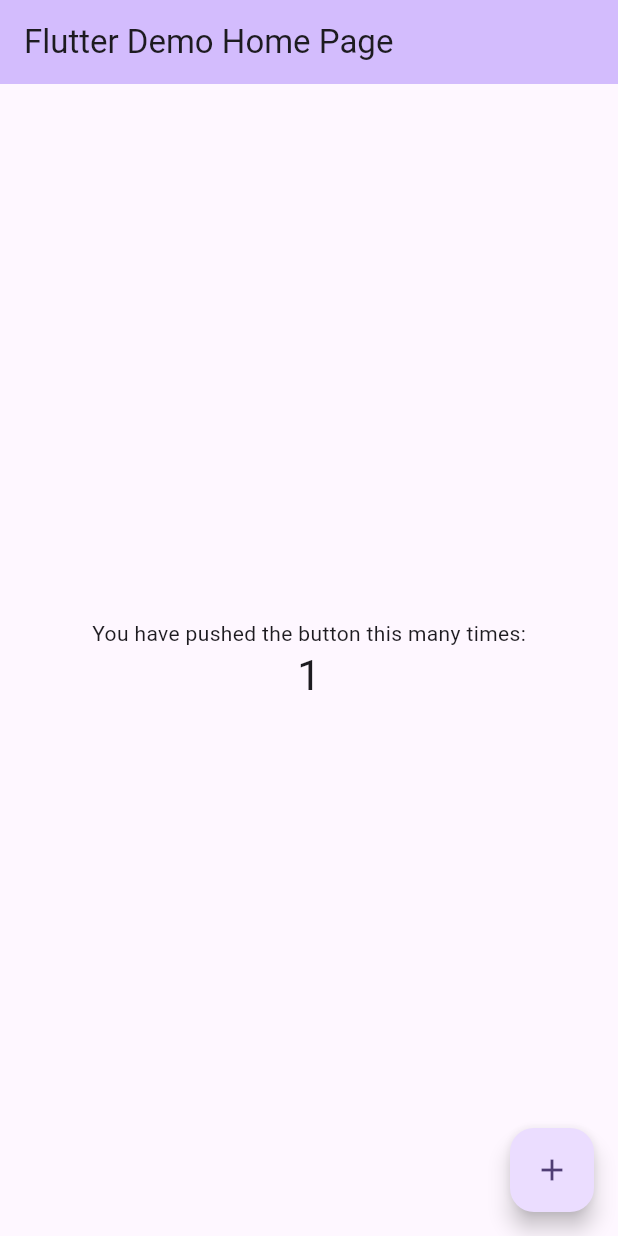
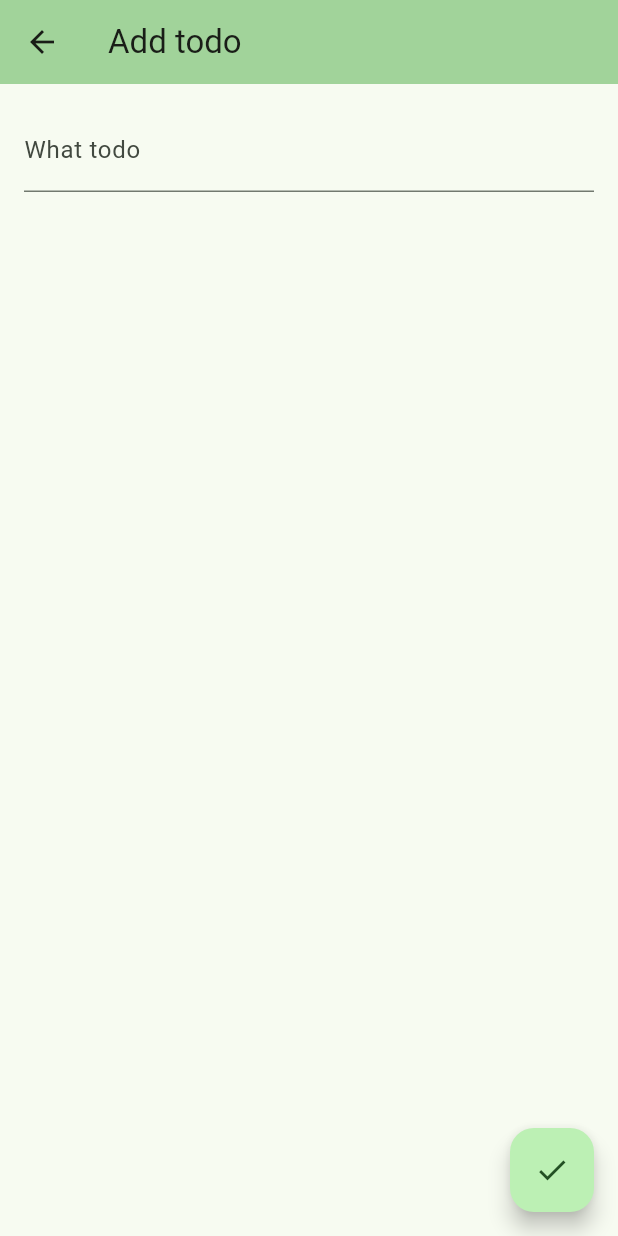
Before and after one commit to jabb4/DAT216-Lab, a Flutter app: the screen it shows after launch, after a tap on the "add" icon, on a phone screen of 412 x 824 dp. Run offline on Flutter 3.47's test engine with Material 3 defaults, Android fonts, the light colour scheme and no system bars.

Commit message:
lab1 done

```diff
--- a/lab1/lib/main.dart
+++ b/lab1/lib/main.dart
@@ -1,122 +1,33 @@
 import 'package:flutter/material.dart';
+import 'package:lab1/pages/main_view.dart';
+
+import 'package:provider/provider.dart';
+import 'model/task_handler.dart';
 
 void main() {
-  runApp(const MyApp());
+  runApp(ChangeNotifierProvider(
+    create: (context) => TaskHandler(),
+    child: const MyApp(),
+  ));
 }
 
 class MyApp extends StatelessWidget {
   const MyApp({super.key});
 
-  // This widget is the root of your application.
+  // This widget is the root of the app.
   @override
   Widget build(BuildContext context) {
+    // Use a MaterialApp as the skeleton
+    // for the app.
     return MaterialApp(
-      title: 'Flutter Demo',
+      debugShowCheckedModeBanner: false,
       theme: ThemeData(
         // This is the theme of your application.
-        //
-        // TRY THIS: Try running your application with "flutter run". You'll see
-        // the application has a purple toolbar. Then, without quitting the app,
-        // try changing the seedColor in the colorScheme below to Colors.green
-        // and then invoke "hot reload" (save your changes or press the "hot
-        // reload" button in a Flutter-supported IDE, or press "r" if you used
-        // the command line to start the app).
-        //
-        // Notice that the counter didn't reset back to zero; the application
-        // state is not lost during the reload. To reset the state, use hot
-        // restart instead.
-        //
-        // This works for code too, not just values: Most code changes can be
-        // tested with just a hot reload.
-        colorScheme: ColorScheme.fromSeed(seedColor: Colors.deepPurple),
+        colorScheme: ColorScheme.fromSeed(seedColor: Colors.green),
+        useMaterial3: true,
       ),
-      home: const MyHomePage(title: 'Flutter Demo Home Page'),
+      // The starting page of the app
+      home: const MainView(),
     );
   }
 }
-
-class MyHomePage extends StatefulWidget {
-  const MyHomePage({super.key, required this.title});
-
-  // This widget is the home page of your application. It is stateful, meaning
-  // that it has a State object (defined below) that contains fields that affect
-  // how it looks.
-
-  // This class is the configuration for the state. It holds the values (in this
-  // case the title) provided by the parent (in this case the App widget) and
-  // used by the build method of the State. Fields in a Widget subclass are
-  // always marked "final".
-
-  final String title;
-
-  @override
-  State<MyHomePage> createState() => _MyHomePageState();
-}
-
-class _MyHomePageState extends State<MyHomePage> {
-  int _counter = 0;
-
-  void _incrementCounter() {
-    setState(() {
-      // This call to setState tells the Flutter framework that something has
-      // changed in this State, which causes it to rerun the build method below
-      // so that the display can reflect the updated values. If we changed
-      // _counter without calling setState(), then the build method would not be
-      // called again, and so nothing would appear to happen.
-      _counter++;
-    });
-  }
-
-  @override
-  Widget build(BuildContext context) {
-    // This method is rerun every time setState is called, for instance as done
-    // by the _incrementCounter method above.
-    //
-    // The Flutter framework has been optimized to make rerunning build methods
-    // fast, so that you can just rebuild anything that needs updating rather
-    // than having to individually change instances of widgets.
-    return Scaffold(
-      appBar: AppBar(
-        // TRY THIS: Try changing the color here to a specific color (to
-        // Colors.amber, perhaps?) and trigger a hot reload to see the AppBar
-        // change color while the other colors stay the same.
-        backgroundColor: Theme.of(context).colorScheme.inversePrimary,
-        // Here we take the value from the MyHomePage object that was created by
-        // the App.build method, and use it to set our appbar title.
-        title: Text(widget.title),
-      ),
-      body: Center(
-        // Center is a layout widget. It takes a single child and positions it
-        // in the middle of the parent.
-        child: Column(
-          // Column is also a layout widget. It takes a list of children and
-          // arranges them vertically. By default, it sizes itself to fit its
-          // children horizontally, and tries to be as tall as its parent.
-          //
-          // Column has various properties to control how it sizes itself and
-          // how it positions its children. Here we use mainAxisAlignment to
-          // center the children vertically; the main axis here is the vertical
-          // axis because Columns are vertical (the cross axis would be
-          // horizontal).
-          //
-          // TRY THIS: Invoke "debug painting" (choose the "Toggle Debug Paint"
-          // action in the IDE, or press "p" in the console), to see the
-          // wireframe for each widget.
-          mainAxisAlignment: MainAxisAlignment.center,
-          children: <Widget>[
-            const Text('You have pushed the button this many times:'),
-            Text(
-              '$_counter',
-              style: Theme.of(context).textTheme.headlineMedium,
-            ),
-          ],
-        ),
-      ),
-      floatingActionButton: FloatingActionButton(
-        onPressed: _incrementCounter,
-        tooltip: 'Increment',
-        child: const Icon(Icons.add),
-      ), // This trailing comma makes auto-formatting nicer for build methods.
-    );
-  }
-}
--- /dev/null
+++ b/lab1/lib/model/task.dart
@@ -0,0 +1,41 @@
+class Task {
+  final String id;
+  final String title;
+  bool completed;
+
+  // Constructor, where completed defaults to false
+  Task({required this.id, required this.title, this.completed = false});
+
+  // Special constructor to create a task from title only
+  // Uses current date and time as id.
+  Task.fromTitle(String title)
+      : this(id: DateTime.now().toString(), title: title);
+
+  // Convert a Task instance to a Map.
+  // The map is a json representation of
+  // the task object.
+  Map<String, dynamic> toJson() => {
+        _idKey: id,
+        _titleKey: title,
+        _completedKey: completed,
+      };
+
+  // Convert a Map to a Task instance
+  factory Task.fromJson(Map<String, dynamic> json) => Task(
+        id: json[_idKey] as String,
+        title: json[_titleKey] as String,
+        completed: json[_completedKey] as bool,
+      );
+
+  // Toggle the status of the task
+  void toggleCompleted() {
+    completed = !completed;
+  }
+
+  // These constant strings are used to avoid having a lot
+  // of strings spread through the code.
+  // The '_' in the beginning of the name make them private
+  static const _idKey = 'id';
+  static const _titleKey = 'title';
+  static const _completedKey = 'completed';
+}
--- /dev/null
+++ b/lab1/lib/model/task_handler.dart
@@ -0,0 +1,121 @@
+import 'dart:io';
+import 'dart:convert';
+import 'package:flutter/material.dart';
+import 'package:lab1/model/task.dart';
+import 'package:lab1/model/types.dart';
+import 'package:path_provider/path_provider.dart';
+
+class TaskHandler extends ChangeNotifier {
+  TaskHandler() {
+    _readTasks();
+  }
+
+  final List<Task> _tasks = [];
+
+  FilterType _mode = FilterType.all;
+
+  FilterType get mode => _mode;
+
+  void setMode(FilterType mode) {
+    _mode = mode;
+    notifyListeners();
+  }
+
+  List<Task> get activeTasks {
+    switch (_mode) {
+      case FilterType.all:
+        return allTasks;
+      case FilterType.done:
+        return completedTasks;
+      case FilterType.undone:
+        return openTasks;
+    }
+  }
+
+  List<Task> get allTasks => _tasks;
+
+  List<Task> get completedTasks {
+    List<Task> completed = [];
+
+    for (final task in _tasks) {
+      if (task.completed) {
+        completed.add(task);
+      }
+    }
+    return completed;
+  }
+
+  List<Task> get openTasks {
+    List<Task> open = [];
+
+    for (final task in _tasks) {
+      if (!task.completed) {
+        open.add(task);
+      }
+    }
+    return open;
+  }
+
+  var _taskNbr = 0;
+
+  List<Task> testTasks() {
+    if (_tasks.length <= 6) {
+      for (int i = 0; i < 3; i++) {
+        _tasks.add(Task.fromTitle('Task $_taskNbr'));
+        _taskNbr++;
+      }
+    }
+    return _tasks;
+  }
+
+  void addTask(String title) {
+    final newTask = Task.fromTitle(title);
+    _tasks.add(newTask);
+    notifyListeners();
+    writeTasks();
+  }
+
+  void deleteTask(Task task) {
+    _tasks.remove(task);
+    notifyListeners();
+    writeTasks();
+  }
+
+  void toggleTask(Task task) {
+    task.toggleCompleted();
+    notifyListeners();
+    writeTasks();
+  }
+
+  Future<String> get _localPath async {
+    final directory = await getApplicationDocumentsDirectory();
+    return directory.path;
+  }
+
+  Future<File> get _localFile async {
+    final path = await _localPath;
+    return File('$path/tasks.json');
+  }
+
+  void _readTasks() async {
+    try {
+      final file = await _localFile;
+      // Read the file
+      String contents = await file.readAsString();
+      List<dynamic> jsonData = jsonDecode(contents);
+      _tasks.addAll(jsonData.map((item) => Task.fromJson(item)).toList());
+      notifyListeners();
+    } catch (e) {
+      // If encountering an error, return an empty list
+      _tasks.clear();
+      notifyListeners();
+    }
+  }
+
+  Future<File> writeTasks() async {
+    final file = await _localFile;
+    // Convert tasks to json and write to file
+    String json = jsonEncode(_tasks.map((task) => task.toJson()).toList());
+    return file.writeAsString(json);
+  }
+}
--- /dev/null
+++ b/lab1/lib/model/types.dart
@@ -0,0 +1 @@
+enum FilterType { all, done, undone }
--- /dev/null
+++ b/lab1/lib/pages/add_view.dart
@@ -0,0 +1,40 @@
+import 'package:flutter/material.dart';
+import 'package:provider/provider.dart';
+
+import '../model/task_handler.dart';
+
+class AddView extends StatelessWidget {
+  const AddView({super.key});
+
+  @override
+  Widget build(BuildContext context) {
+    var taskHandler = Provider.of<TaskHandler>(context, listen: false);
+    String taskTitle = ' ';
+
+    return Scaffold(
+      appBar: AppBar(
+        title: const Text('Add todo'),
+        backgroundColor: Theme.of(context).colorScheme.inversePrimary,
+      ), //AppBar
+      body: Padding(
+        padding: const EdgeInsets.all(16.0),
+        child: TextField(
+          onChanged: (value) {
+            taskTitle = value;
+          },
+          decoration: InputDecoration(
+            labelText: 'What todo',
+          ), // InputDecoration
+        ), // TextField
+      ), // Padding
+      floatingActionButton: FloatingActionButton(
+        onPressed: () {
+          taskHandler.addTask(taskTitle);
+          Navigator.pop(context);
+        },
+        tooltip: 'Done',
+        child: const Icon(Icons.done),
+      ), // FloatingActionButton
+    ); // Scaffold
+  }
+}
--- /dev/null
+++ b/lab1/lib/pages/main_view.dart
@@ -0,0 +1,55 @@
+import 'package:flutter/material.dart';
+import 'package:lab1/pages/add_view.dart';
+import 'package:lab1/widgets/task_list.dart';
+import 'package:provider/provider.dart';
+
+import '../model/task_handler.dart';
+import '../model/types.dart';
+
+class MainView extends StatelessWidget {
+  const MainView({super.key});
+
+  @override
+  Widget build(BuildContext context) {
+    return Scaffold(
+      appBar: AppBar(
+        title: const Text("Thinks todo"),
+        backgroundColor: Theme.of(context).colorScheme.inversePrimary,
+        actions: _actions(context),
+      ),
+      body: TaskList(),
+      floatingActionButton: FloatingActionButton(onPressed: (){
+        Navigator.push(context,
+        MaterialPageRoute(
+          builder: (context) => AddView(),
+        ));
+      },
+      tooltip: "Add Todo",
+      child: const Icon(Icons.add),
+      ),
+    );
+  }
+
+  List<Widget> _actions(context) {
+    return [_filterMenu(context)];
+  }
+
+  Widget _filterMenu(context) {
+    var taskHandler = Provider.of<TaskHandler>(context, listen: false);
+
+    return PopupMenuButton<FilterType>(
+        initialValue: taskHandler.mode,
+        onSelected: (FilterType item) {
+      taskHandler.setMode(item);
+    },
+      itemBuilder: (BuildContext context) => [
+        const PopupMenuItem<FilterType>(
+            value: FilterType.all, child: Text('All')),
+        const PopupMenuItem<FilterType>(
+            value: FilterType.done, child: Text('Done')),
+        const PopupMenuItem<FilterType>(
+            value: FilterType.undone, child: Text('Undone')),
+      ],
+    );
+  }
+}
--- /dev/null
+++ b/lab1/lib/widgets/task_list.dart
@@ -0,0 +1,37 @@
+import 'package:flutter/material.dart';
+import 'package:lab1/widgets/delete_button.dart';
+import 'package:lab1/widgets/status_icon.dart';
+import 'package:lab1/widgets/title_text.dart';
+import 'package:provider/provider.dart';
+
+import '../model/task_handler.dart';
+
+class TaskList extends StatelessWidget {
+  const TaskList({super.key});
+
+  @override
+  Widget build(BuildContext context) {
+
+    var taskHandler = context.watch<TaskHandler>();
+    var tasks = taskHandler.activeTasks;
+
+    return ListView(children: [
+      for (final task in tasks)
+        Card(
+          elevation: 4,
+          margin: const EdgeInsets.symmetric(horizontal: 10, vertical: 5),
+          child:
+          ListTile(
+            title: TitleText(task),
+            leading: StatusIcon(task),
+            onTap: (){taskHandler.toggleTask(task);},
+            trailing: DeleteButton(
+              onPressed: () {
+                taskHandler.deleteTask(task);
+              },
+            )
+          )
+      ),
+    ]);
+  }
+}
--- a/lab1/pubspec.yaml
+++ b/lab1/pubspec.yaml
@@ -19,7 +19,7 @@ publish_to: 'none' # Remove this line if you wish to publish to pub.dev
 version: 1.0.0+1
 
 environment:
-  sdk: ^3.7.2
+  sdk: ^3.6.1
 
 # Dependencies specify other packages that your package needs in order to work.
 # To automatically upgrade your package dependencies to the latest versions
@@ -30,6 +30,8 @@ environment:
 dependencies:
   flutter:
     sdk: flutter
+  path_provider: ^2.1.5
+  provider: ^6.1.2
 
   # The following adds the Cupertino Icons font to your application.
   # Use with the CupertinoIcons class for iOS style icons.
```
Also changed, not shown: lab1/lib/widgets/delete_button.dart (added, +17 -0 lines), lab1/lib/widgets/status_icon.dart (added, +15 -0 lines), lab1/lib/widgets/title_text.dart (added, +17 -0 lines), lab1/pubspec.lock, 2 other files.
